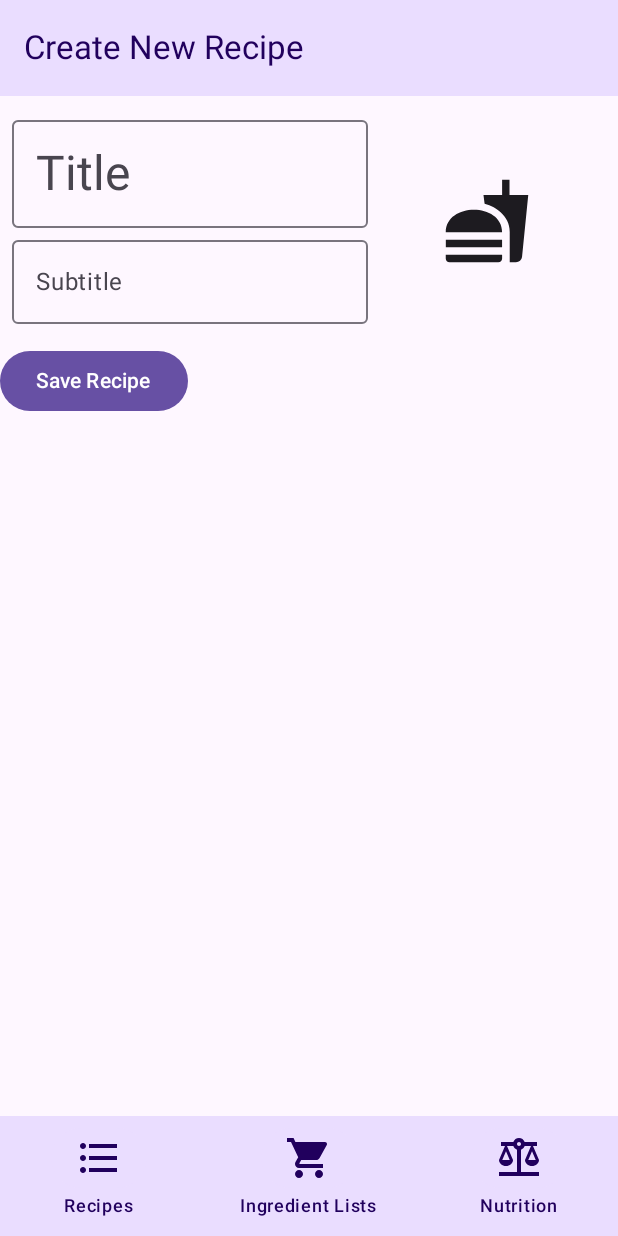
After one commit to CODYJEWELLWEAVER/PocketAlchemy, an Android app built with Jetpack Compose: the EditRecipeScreen screen opened through its navigation route, on a phone screen of 412 x 824 dp. The commit adds this screen. Run offline under Robolectric (Android 15) with nearby library versions, the phone set to English and light mode, and no system bars; our stand-ins replace Dagger/Hilt's generated code, Firebase (no records; nobody signed in at launch, a user with empty details on screens opened directly), accompanist.

Commit message:
edit recipe screen progress

```diff
--- a/app/src/main/java/com/android/pocketalchemy/MainActivity.kt
+++ b/app/src/main/java/com/android/pocketalchemy/MainActivity.kt
@@ -6,6 +6,7 @@ import androidx.activity.compose.setContent
 import androidx.navigation.compose.NavHost
 import androidx.navigation.compose.composable
 import androidx.navigation.compose.rememberNavController
+import com.android.pocketalchemy.editrecipe.EditRecipeScreen
 import com.android.pocketalchemy.firebase.AuthRepository
 import com.android.pocketalchemy.recipelist.RecipeListScreen
 import com.android.pocketalchemy.ui.theme.PocketAlchemyTheme
@@ -22,12 +23,20 @@ class MainActivity : ComponentActivity() {
 
     override fun onCreate(savedInstanceState: Bundle?) {
         super.onCreate(savedInstanceState)
+
         setContent {
             PocketAlchemyTheme {
                 val navController = rememberNavController()
 
                 NavHost(navController, startDestination = "RecipeListScreen") {
-                    composable("RecipeListScreen") { RecipeListScreen() }
+                    composable("RecipeListScreen") {
+                        RecipeListScreen(
+                            onNavigateToNewRecipe = {
+                                navController.navigate("CreateNewRecipe")
+                            }
+                        )
+                    }
+                    composable("CreateNewRecipe") { EditRecipeScreen() }
                 }
             }
         }
--- a/app/src/main/java/com/android/pocketalchemy/PaApplication.kt
+++ b/app/src/main/java/com/android/pocketalchemy/PaApplication.kt
@@ -4,4 +4,5 @@ import android.app.Application
 import dagger.hilt.android.HiltAndroidApp
 
 @HiltAndroidApp
-class PaApplication: Application()
+class PaApplication: Application() {
+}
--- /dev/null
+++ b/app/src/main/java/com/android/pocketalchemy/editrecipe/EditRecipeScreen.kt
@@ -0,0 +1,153 @@
+package com.android.pocketalchemy.editrecipe
+
+import androidx.compose.foundation.layout.Column
+import androidx.compose.foundation.layout.Row
+import androidx.compose.foundation.layout.fillMaxSize
+import androidx.compose.foundation.layout.fillMaxWidth
+import androidx.compose.foundation.layout.height
+import androidx.compose.foundation.layout.padding
+import androidx.compose.material3.Button
+import androidx.compose.material3.Icon
+import androidx.compose.material3.IconButton
+import androidx.compose.material3.MaterialTheme
+import androidx.compose.material3.OutlinedTextField
+import androidx.compose.material3.Scaffold
+import androidx.compose.material3.Text
+import androidx.compose.runtime.Composable
+import androidx.compose.runtime.mutableStateOf
+import androidx.compose.runtime.remember
+import androidx.compose.ui.Modifier
+import androidx.compose.ui.graphics.painter.Painter
+import androidx.compose.ui.res.painterResource
+import androidx.compose.ui.res.stringResource
+import androidx.compose.ui.unit.dp
+import androidx.hilt.navigation.compose.hiltViewModel
+import com.android.pocketalchemy.R
+import com.android.pocketalchemy.model.Recipe
+import com.android.pocketalchemy.ui.common.PaNavBar
+import com.android.pocketalchemy.ui.common.PaTopAppBar
+
+private const val TAG = "EditRecipeScreen"
+
+// Title and Icon Row Height
+private const val TITLE_ROW_HEIGHT = 150
+
+@Composable
+fun EditRecipeScreen(
+    recipeDocumentId: String? = null,
+    editRecipeViewModel: EditRecipeViewModel = hiltViewModel()
+) {
+    val appBarTitle = if (recipeDocumentId == null) {
+        R.string.create_new_recipe_title
+    } else { R.string.app_name }
+
+    var recipe = remember { mutableStateOf(editRecipeViewModel.getRecipeObject(recipeDocumentId)) }
+
+    Scaffold(
+        contentColor = MaterialTheme.colorScheme.onBackground,
+        containerColor = MaterialTheme.colorScheme.background,
+        topBar = {
+            PaTopAppBar(titleId = appBarTitle)
+        },
+        bottomBar = {
+            PaNavBar()
+        }
+    ) { scaffoldPadding ->
+        Column(
+            modifier = Modifier.padding(scaffoldPadding)
+        ) {
+            Row( // Title, subtitle, icon
+                modifier = Modifier.padding(8.dp)
+            ) {
+                ////////////////////////////
+                // Recipe Title and subtitle
+                ////////////////////////////
+                Column(
+                    modifier = Modifier
+                        .fillMaxWidth(.6f)
+                        .height(TITLE_ROW_HEIGHT.dp)
+                ) {
+                    // Title
+                    OutlinedTextField(
+                        readOnly = false,
+                        value = recipe.value.title ?: "",
+                        onValueChange = {
+                            recipe.value =  recipe.value.copy(title = it)
+                        },
+                        label = {
+                            Text(
+                                text = stringResource(id = R.string.recipe_title_label),
+                                style = MaterialTheme.typography.headlineLarge
+                            )
+                        },
+                        textStyle = MaterialTheme.typography.headlineLarge
+                    )
+                    // Subtitle
+                    OutlinedTextField(
+                        value = "",
+                        onValueChange = {},
+                        label = {
+                            Text(
+                                text = stringResource(id = R.string.recipe_subtitle_label),
+                            )
+                        },
+                    )
+                }
+
+                ///////////////
+                // Recipe Icon
+                ///////////////
+                Column(
+                    modifier = Modifier.height(TITLE_ROW_HEIGHT.dp)
+                ) {
+                    IconButton(
+                        modifier = Modifier.fillMaxSize(1f),
+                        onClick = { /*TODO*/ }
+                    ) {
+                        Icon(
+                            painter = getRecipeIcon(recipe.value),
+                            contentDescription = getRecipeIconDesc(recipe.value)
+                        )
+                    }
+                }
+            }
+
+            Row( // Description
+
+            ) {
+                // TODO:
+            }
+
+            Row( // Ingredients
+
+            ) { /* TODO: */ }
+
+            Row( // Recipe Instructions
+
+            ) { /* TODO: */ }
+
+            // Save recipe button
+            Button(onClick = {  }) {
+                Text(text = stringResource(id = R.string.save_recipe_button_label))
+            }
+        }
+    }
+}
+
+@Composable
+fun getRecipeIcon(recipe: Recipe): Painter {
+    return if (recipe.icon == null) {
+        painterResource(id = R.drawable.default_recipe_icon)
+    } else {
+        painterResource(id = recipe.icon)
+    }
+}
+
+@Composable
+fun getRecipeIconDesc(recipe: Recipe): String {
+    return if (recipe.iconDesc == null) {
+        stringResource(id = R.string.default_recipe_icon_description)
+    } else {
+        stringResource(id = recipe.iconDesc)
+    }
+}
--- /dev/null
+++ b/app/src/main/java/com/android/pocketalchemy/editrecipe/EditRecipeViewModel.kt
@@ -0,0 +1,42 @@
+package com.android.pocketalchemy.editrecipe
+
+import android.util.Log
+import androidx.lifecycle.ViewModel
+import com.android.pocketalchemy.model.Recipe
+import com.android.pocketalchemy.model.RecipeRepository
+import com.google.firebase.firestore.toObject
+import dagger.hilt.android.lifecycle.HiltViewModel
+import javax.inject.Inject
+
+@HiltViewModel
+class EditRecipeViewModel @Inject constructor(
+    private val recipeRepository: RecipeRepository
+) : ViewModel() {
+
+    fun getRecipeObject(recipeDocumentId: String?): Recipe {
+        val recipeDoc = recipeRepository.getRecipe(recipeDocumentId)
+
+        var recipeObject = Recipe(
+            recipeDoc.id,
+        )
+
+        recipeDoc.get()
+            .addOnSuccessListener { snapshot ->
+                Log.d(TAG, "Successfully retrieved recipe snapshot... ")
+                snapshot.toObject<Recipe>()?.let {
+                    recipeObject = it
+                }
+            }
+            .addOnFailureListener {
+                Log.w(TAG, "Cannot get recipe with id: $recipeDocumentId, ex: $it")
+            }
+
+        return recipeObject
+    }
+
+
+
+    companion object {
+        private const val TAG = "EditRecipeViewModel"
+    }
+}
--- a/app/src/main/java/com/android/pocketalchemy/firebase/AuthProvider.kt
+++ b/app/src/main/java/com/android/pocketalchemy/firebase/AuthProvider.kt
@@ -8,17 +8,18 @@ import com.google.firebase.auth.auth
 import dagger.Module
 import dagger.Provides
 import dagger.hilt.InstallIn
-import dagger.hilt.android.components.ActivityComponent
-import dagger.hilt.android.components.ViewModelComponent
+import dagger.hilt.components.SingletonComponent
+import javax.inject.Singleton
 
 @Module
-@InstallIn(ActivityComponent::class, ViewModelComponent::class)
+@InstallIn(SingletonComponent::class)
 object AuthProvider {
     private const val EMULATOR_HOST = "10.0.2.2"
     private const val AUTH_EMULATOR_PORT = 9099
     private const val TAG = "AuthProvider"
 
     @Provides
+    @Singleton
     fun provideFirebaseAuth(): FirebaseAuth {
         val firebaseAuth = Firebase.auth
 
--- a/app/src/main/java/com/android/pocketalchemy/firebase/FirestoreProvider.kt
+++ b/app/src/main/java/com/android/pocketalchemy/firebase/FirestoreProvider.kt
@@ -8,17 +8,18 @@ import com.google.firebase.firestore.firestore
 import dagger.Module
 import dagger.Provides
 import dagger.hilt.InstallIn
-import dagger.hilt.android.components.ActivityComponent
-import dagger.hilt.android.components.ViewModelComponent
+import dagger.hilt.components.SingletonComponent
+import javax.inject.Singleton
 
 @Module
-@InstallIn(ActivityComponent::class, ViewModelComponent::class)
+@InstallIn(SingletonComponent::class)
 object FirestoreProvider {
     private const val EMULATOR_HOST = "10.0.2.2"
     private const val FIRESTORE_EMULATOR_PORT = 8080
     private const val TAG = "FirestoreProvider"
 
     @Provides
+    @Singleton
     fun provideFirestore(): FirebaseFirestore {
         val firebaseFirestore = Firebase.firestore
 
--- a/app/src/main/java/com/android/pocketalchemy/model/Recipe.kt
+++ b/app/src/main/java/com/android/pocketalchemy/model/Recipe.kt
@@ -3,11 +3,13 @@ package com.android.pocketalchemy.model
 import androidx.annotation.DrawableRes
 import androidx.annotation.Keep
 import androidx.annotation.StringRes
+import com.google.firebase.firestore.DocumentId
 import com.google.firebase.firestore.IgnoreExtraProperties
 
 @IgnoreExtraProperties
 @Keep
 data class Recipe(
+    @DocumentId val recipeId: String,
     val userId: String? = null,
     val title: String? = null,
     val subtitle: String? = null,
@@ -20,5 +22,6 @@ data class Recipe(
 
     companion object {
         const val USER_ID_FIELD = "userId"
+        const val TITLE_FIELD = "title"
     }
 }
--- a/app/src/main/java/com/android/pocketalchemy/model/RecipeRepository.kt
+++ b/app/src/main/java/com/android/pocketalchemy/model/RecipeRepository.kt
@@ -2,25 +2,22 @@ package com.android.pocketalchemy.model
 
 import com.android.pocketalchemy.firebase.AuthRepository
 import com.android.pocketalchemy.firebase.FirestoreCollections.RECIPE_COLLECTION
+import com.google.firebase.firestore.DocumentReference
 import com.google.firebase.firestore.FirebaseFirestore
 import com.google.firebase.firestore.dataObjects
-import dagger.Module
-import dagger.hilt.InstallIn
-import dagger.hilt.android.components.ActivityComponent
-import dagger.hilt.android.components.ViewModelComponent
+import dagger.hilt.android.scopes.ViewModelScoped
 import kotlinx.coroutines.flow.Flow
 import javax.inject.Inject
 
 private const val TAG = "RecipeRepository"
 
-@Module
-@InstallIn(ActivityComponent::class, ViewModelComponent::class)
+@ViewModelScoped
 class RecipeRepository @Inject constructor(
     private val firestore: FirebaseFirestore,
     private val authRepository: AuthRepository
 ) {
 
-    fun getUserRecipes(): Flow<List<Recipe>> {
+    fun getUserRecipeList(): Flow<List<Recipe>> {
         val user = authRepository.getUser()
         return firestore.collection(RECIPE_COLLECTION)
             .whereEqualTo(Recipe.USER_ID_FIELD, user.uid)
@@ -31,4 +28,19 @@ class RecipeRepository @Inject constructor(
     fun insertUserRecipe(recipe: Recipe) {
         firestore.collection(RECIPE_COLLECTION).add(recipe)
     }
+
+    fun getRecipe(recipeDocumentId: String?): DocumentReference {
+        return if (recipeDocumentId == null) {
+            // Creates new document ref
+            firestore.collection(RECIPE_COLLECTION).document()
+        } else {
+            // Return snapshot of current doc
+            firestore.collection(RECIPE_COLLECTION).document(recipeDocumentId)
+        }
+    }
+
+    fun saveRecipe(recipe: Recipe) {
+        firestore.collection(RECIPE_COLLECTION).document(recipe.recipeId)
+            .set(recipe)
+    }
 }
--- a/app/src/main/java/com/android/pocketalchemy/recipelist/RecipeList.kt
+++ b/app/src/main/java/com/android/pocketalchemy/recipelist/RecipeList.kt
@@ -20,7 +20,7 @@ import com.android.pocketalchemy.model.Recipe
 fun RecipeList(
     recipeListViewModel: RecipeListViewModel = hiltViewModel<RecipeListViewModel>()
 ) {
-    val recipes: State<List<Recipe>> // Observes users recipes
+    val recipes: State<List<Recipe>>
         = recipeListViewModel.recipes.collectAsState(initial = emptyList())
 
     LazyColumn(
--- a/app/src/main/java/com/android/pocketalchemy/recipelist/RecipeListScreen.kt
+++ b/app/src/main/java/com/android/pocketalchemy/recipelist/RecipeListScreen.kt
@@ -22,23 +22,19 @@ private const val MIN_HEIGHT_FOR_TOP_BAR: Int = 500
 @Preview
 @Composable
 fun RecipeListScreen(
-    recipeListViewModel: RecipeListViewModel = hiltViewModel<RecipeListViewModel>()
+    recipeListViewModel: RecipeListViewModel = hiltViewModel(),
+    onNavigateToNewRecipe: () -> Unit,
 ) {
-    val configuration = LocalConfiguration.current
-
     Scaffold(
         contentColor = MaterialTheme.colorScheme.onBackground,
         containerColor = MaterialTheme.colorScheme.background,
         topBar = {
-            if (configuration.screenHeightDp >= MIN_HEIGHT_FOR_TOP_BAR) {
-                PaTopAppBar()
-            }
+            PaTopAppBar(titleId = R.string.app_name)
         },
         floatingActionButton = {
             NewRecipeFAB(
-                onClick = {
-                    // TODO:
-                }
+                // Load screen for creating a new recipe
+                onClick = onNavigateToNewRecipe
             )
         },
         bottomBar = {
@@ -48,7 +44,7 @@ fun RecipeListScreen(
         Column(
             modifier = Modifier.padding(scaffoldPadding)
         ) {
-            RecipeList(recipeListViewModel)
+            RecipeList()
         }
     }
 }
--- a/app/src/main/java/com/android/pocketalchemy/recipelist/RecipeListViewModel.kt
+++ b/app/src/main/java/com/android/pocketalchemy/recipelist/RecipeListViewModel.kt
@@ -9,9 +9,9 @@ import javax.inject.Inject
 
 @HiltViewModel
 class RecipeListViewModel @Inject constructor(
-    val recipeRepository: RecipeRepository
+    private val recipeRepository: RecipeRepository
 ) : ViewModel() {
 
     val recipes: Flow<List<Recipe>>
-        get() = recipeRepository.getUserRecipes()
+        get() = recipeRepository.getUserRecipeList()
 }
--- a/app/src/main/java/com/android/pocketalchemy/ui/common/AppBars.kt
+++ b/app/src/main/java/com/android/pocketalchemy/ui/common/AppBars.kt
@@ -1,5 +1,6 @@
 package com.android.pocketalchemy.ui.common
 
+import androidx.annotation.StringRes
 import androidx.compose.material3.ExperimentalMaterial3Api
 import androidx.compose.material3.Icon
 import androidx.compose.material3.MaterialTheme
@@ -17,7 +18,9 @@ import com.android.pocketalchemy.R
 
 @OptIn(ExperimentalMaterial3Api::class)
 @Composable
-fun PaTopAppBar() {
+fun PaTopAppBar(
+    @StringRes titleId: Int
+) {
     TopAppBar(
         colors = TopAppBarDefaults.topAppBarColors(
             containerColor = MaterialTheme.colorScheme.primaryContainer,
@@ -26,7 +29,7 @@ fun PaTopAppBar() {
         ),
         title = {
             Text(
-                text = stringResource(id = R.string.app_name)
+                text = stringResource(id = titleId)
             )
         },
     )
--- a/app/src/main/res/values/strings.xml
+++ b/app/src/main/res/values/strings.xml
@@ -1,5 +1,13 @@
 <resources>
     <string name="app_name">PocketAlchemy</string>
+
+    // App bar titles.
+    <string name="create_new_recipe_title">Create New Recipe</string>
+
+    // Edit recipe screen labels.
+    <string name="recipe_title_label">Title</string>
+    <string name="recipe_subtitle_label">Subtitle</string>
+    <string name="save_recipe_button_label">Save Recipe</string>
 
     // Recipe card resources.
     <string name="ingredient_list_label">Ingredients</string>
```
